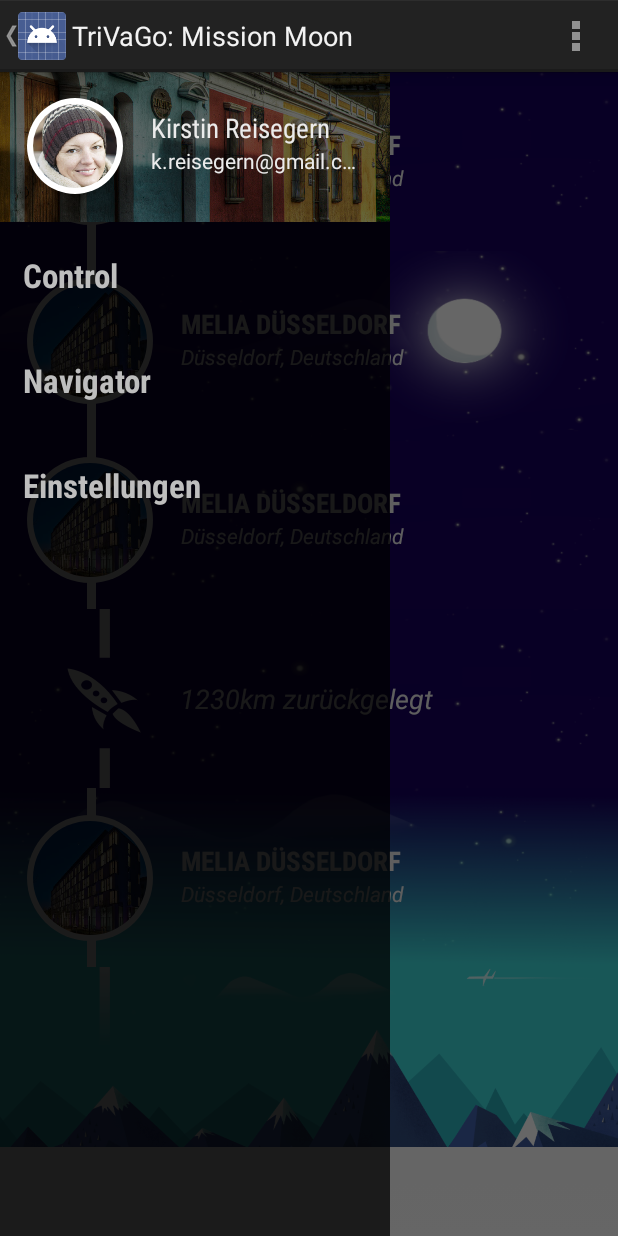
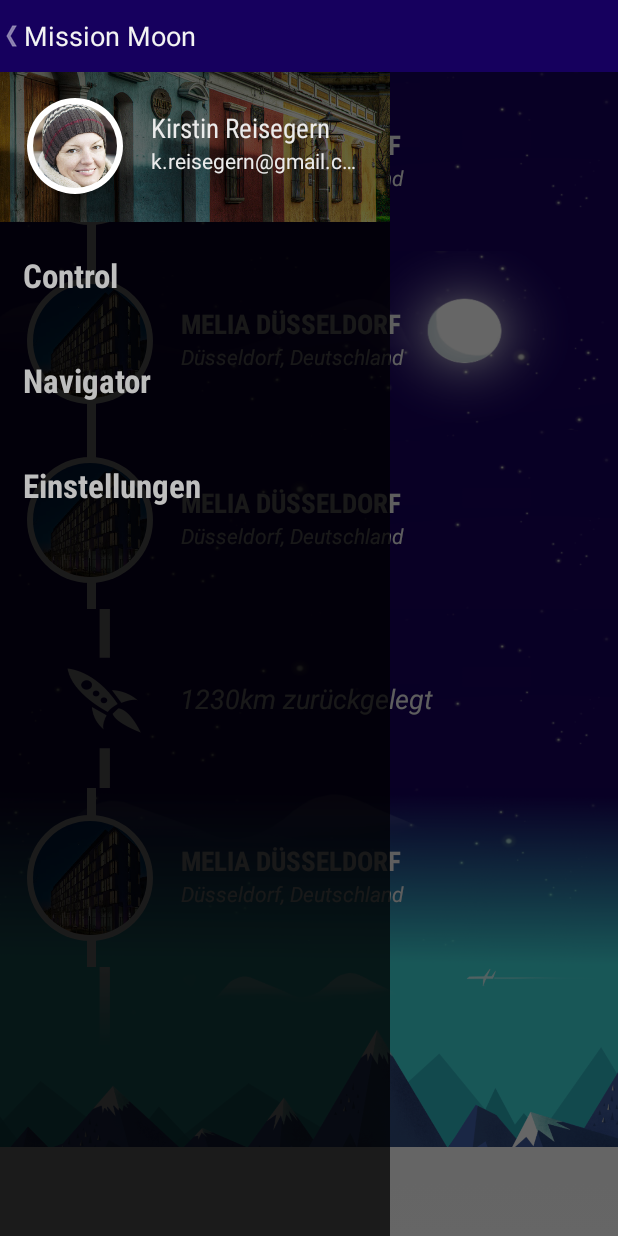
Before and after one commit to graetzer/fly2moon, an Android app: the screen it shows after launch (MainActivity), on a phone screen of 412 x 824 dp. Run offline under Robolectric (Android 15) with nearby library versions, the light colour scheme and no system bars; our stand-ins replace CircleImageView; 2 statements that could not run were skipped.

Commit message:
ActionBar

```diff
--- a/App/MissionMoon/app/src/main/java/de/trivago/missionmoon/MainActivity.java
+++ b/App/MissionMoon/app/src/main/java/de/trivago/missionmoon/MainActivity.java
@@ -23,12 +23,6 @@
         mNavigationDrawerFragment = (NavigationDrawerFragment) getFragmentManager().findFragmentById(R.id.navigation_drawer);
         mNavigationDrawerFragment.setUp(R.id.navigation_drawer, (DrawerLayout) findViewById(R.id.drawer_layout));
 
-    }
-
-    @Override
-    public boolean onCreateOptionsMenu(Menu menu) {
-        getMenuInflater().inflate(R.menu.main, menu);
-        return true;
     }
 
     @Override
--- a/App/MissionMoon/app/src/main/java/de/trivago/missionmoon/MissionFragment.java
+++ b/App/MissionMoon/app/src/main/java/de/trivago/missionmoon/MissionFragment.java
@@ -5,6 +5,7 @@
 import android.view.LayoutInflater;
 import android.view.View;
 import android.view.ViewGroup;
+import android.widget.AdapterView;
 import android.widget.ListView;
 
 import java.util.ArrayList;
@@ -49,5 +50,11 @@
         test.add(2);
 
         mListView.setAdapter(new PlanetAdapter(getActivity(), 0 , test));
+        mListView.setOnItemClickListener(new AdapterView.OnItemClickListener() {
+            @Override
+            public void onItemClick(AdapterView<?> adapterView, View view, int i, long l) {
+                mListView.smoothScrollToPosition(7);
+            }
+        });
     }
 }
--- a/App/MissionMoon/app/src/main/res/layout/fragment_navigation.xml
+++ b/App/MissionMoon/app/src/main/res/layout/fragment_navigation.xml
@@ -31,6 +31,7 @@
             android:fontFamily="sans-serif-condensed"
             android:hint="Nach Ort / Adresse suchen..."
             android:background="@drawable/bg_search_text"
+            android:alpha="0.7"
             android:layout_centerInParent="true"/>
 
     </RelativeLayout>
@@ -86,7 +87,10 @@
         android:paddingLeft="15dp"
         android:paddingRight="15dp"
         android:paddingTop="2dp"
-        android:text="..."
+        android:text=""
+        android:fontFamily="sans-serif-condensed"
+        android:textSize="18sp"
+        android:textStyle="bold"
         android:textColor="#FFFFFF" />
 
     <TextView
--- a/App/MissionMoon/app/src/main/res/values/strings.xml
+++ b/App/MissionMoon/app/src/main/res/values/strings.xml
@@ -1,10 +1,8 @@
 <?xml version="1.0" encoding="utf-8"?>
 <resources>
 
-    <string name="app_name">TriVaGo: Mission Moon</string>
+    <string name="app_name">Mission Moon</string>
     <string name="action_settings">Settings</string>
-    <string name="more">Mehr</string>
-    <string name="less">Weniger</string>
     <string name="navigation">Navigation</string>
 
 </resources>
--- a/App/MissionMoon/app/src/main/res/values/styles.xml
+++ b/App/MissionMoon/app/src/main/res/values/styles.xml
@@ -2,7 +2,15 @@
 
     <!-- Base application theme. -->
     <style name="AppTheme" parent="android:Theme.Holo.Light.DarkActionBar">
-        <!-- Customize your theme here. -->
+        <item name="android:actionBarStyle">@style/MyActionBar</item>
+        <item name="android:windowContentOverlay">@null</item>
+    </style>
+
+    <!-- ActionBar styles -->
+    <style name="MyActionBar" parent="@android:style/Widget.Holo.Light.ActionBar.Solid.Inverse">
+        <item name="android:windowActionBarOverlay">true</item>
+        <item name="android:background">@color/blue</item>
+        <item name="android:displayOptions">showTitle</item>
     </style>
 
 </resources>
```
Also changed, not shown: App/MissionMoon/app/src/main/res/drawable-xhdpi/ic_drawer.png, App/MissionMoon/app/src/main/res/drawable-xhdpi/ic_launcher.png.
